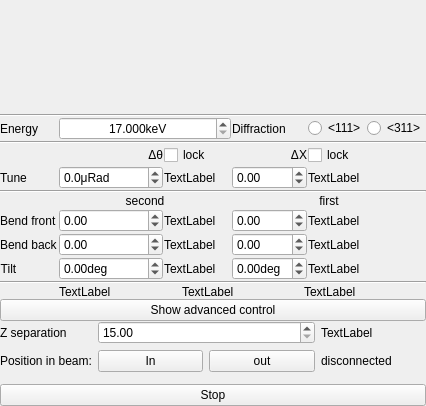
Old version of the form mono/monoGui/monoGui.ui in the repository MatthewJCameron/imbl.
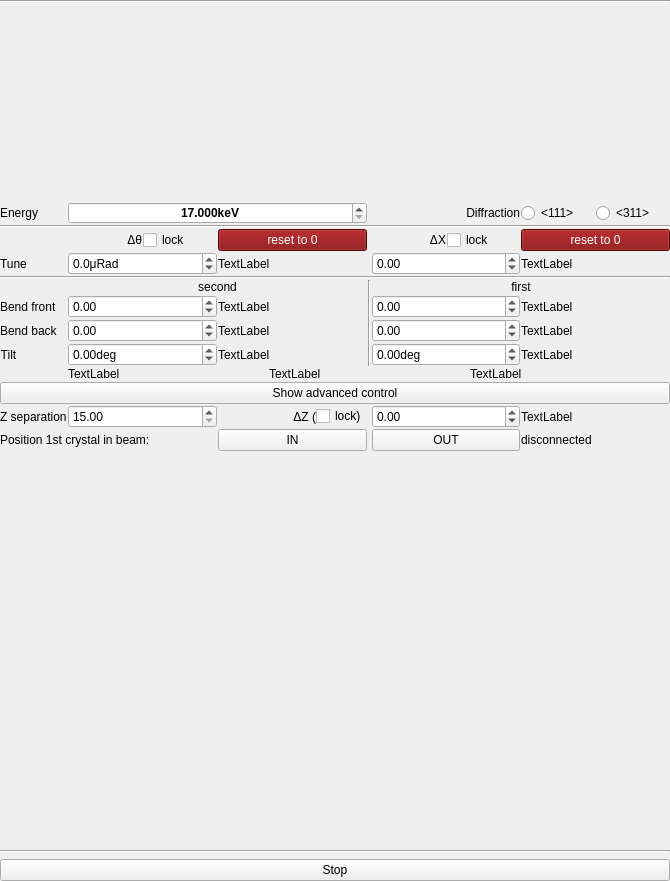
New version of the form. Icons and pictures are not drawn. Custom widgets are drawn as their Qt base class.

Patch:
```diff
--- a/mono/monoGui/monoGui.ui
+++ b/mono/monoGui/monoGui.ui
@@ -6,8 +6,8 @@
    <rect>
     <x>0</x>
     <y>0</y>
-    <width>426</width>
-    <height>406</height>
+    <width>670</width>
+    <height>881</height>
    </rect>
   </property>
   <property name="sizePolicy">
@@ -23,25 +23,6 @@
    <property name="margin">
     <number>0</number>
    </property>
-   <item>
-    <widget class="QWidget" name="scheme" native="true">
-     <property name="sizePolicy">
-      <sizepolicy hsizetype="Preferred" vsizetype="Preferred">
-       <horstretch>0</horstretch>
-       <verstretch>1</verstretch>
-      </sizepolicy>
-     </property>
-     <property name="minimumSize">
-      <size>
-       <width>0</width>
-       <height>100</height>
-      </size>
-     </property>
-     <property name="styleSheet">
-      <string notr="true">image: url(:/mono-scheme.png);</string>
-     </property>
-    </widget>
-   </item>
    <item>
     <widget class="QWidget" name="mainWidget" native="true">
      <layout class="QVBoxLayout" name="verticalLayout_2">
@@ -63,41 +44,166 @@
         <property name="spacing">
          <number>1</number>
         </property>
-        <item row="3" column="4">
-         <widget class="QCheckBox" name="lockX">
-          <property name="toolTip">
-           <string>Keep value on energy change</string>
-          </property>
-          <property name="text">
-           <string>lock</string>
+        <item row="14" column="0" colspan="6">
+         <widget class="QMotorStack" name="motors" native="true">
+          <property name="sizePolicy">
+           <sizepolicy hsizetype="Preferred" vsizetype="Preferred">
+            <horstretch>0</horstretch>
+            <verstretch>2</verstretch>
+           </sizepolicy>
           </property>
          </widget>
         </item>
-        <item row="3" column="1">
-         <widget class="QLabel" name="label_2">
-          <property name="text">
-           <string>Δθ</string>
-          </property>
-          <property name="alignment">
-           <set>Qt::AlignRight|Qt::AlignTrailing|Qt::AlignVCenter</set>
-          </property>
+        <item row="12" column="2">
+         <widget class="QWidget" name="widget" native="true">
+          <layout class="QHBoxLayout" name="horizontalLayout_2">
+           <property name="spacing">
+            <number>0</number>
+           </property>
+           <property name="margin">
+            <number>0</number>
+           </property>
+           <item>
+            <widget class="QLabel" name="label_3">
+             <property name="sizePolicy">
+              <sizepolicy hsizetype="Preferred" vsizetype="Preferred">
+               <horstretch>1</horstretch>
+               <verstretch>0</verstretch>
+              </sizepolicy>
+             </property>
+             <property name="text">
+              <string>ΔZ (</string>
+             </property>
+             <property name="alignment">
+              <set>Qt::AlignRight|Qt::AlignTrailing|Qt::AlignVCenter</set>
+             </property>
+            </widget>
+           </item>
+           <item>
+            <widget class="QCheckBox" name="lockDZ">
+             <property name="toolTip">
+              <string>Lock Z tweak on Z separation change</string>
+             </property>
+             <property name="text">
+              <string>lock)</string>
+             </property>
+            </widget>
+           </item>
+          </layout>
          </widget>
         </item>
         <item row="3" column="2">
-         <widget class="QCheckBox" name="lockBragg">
+         <widget class="QPushButton" name="bigDBrag">
           <property name="toolTip">
-           <string>Keep value on energy change</string>
+           <string>The tune value is meaninglessly big</string>
           </property>
+          <property name="styleSheet">
+           <string notr="true">background-color: rgb(128, 0, 2);
+color: rgb(255, 255, 255);</string>
+          </property>
           <property name="text">
-           <string>lock</string>
+           <string>reset to 0</string>
           </property>
          </widget>
         </item>
-        <item row="0" column="1" colspan="2">
+        <item row="13" column="4">
+         <widget class="QPushButton" name="moveOut">
+          <property name="text">
+           <string>OUT</string>
+          </property>
+         </widget>
+        </item>
+        <item row="13" column="2">
+         <widget class="QPushButton" name="moveIn">
+          <property name="text">
+           <string>IN</string>
+          </property>
+         </widget>
+        </item>
+        <item row="3" column="4">
+         <layout class="QHBoxLayout" name="horizontalLayout_4">
+          <item>
+           <widget class="QLabel" name="label_4">
+            <property name="text">
+             <string>ΔX</string>
+            </property>
+            <property name="alignment">
+             <set>Qt::AlignRight|Qt::AlignTrailing|Qt::AlignVCenter</set>
+            </property>
+           </widget>
+          </item>
+          <item>
+           <widget class="QCheckBox" name="lockX">
+            <property name="toolTip">
+             <string>Keep value on energy change</string>
+            </property>
+            <property name="text">
+             <string>lock</string>
+            </property>
+           </widget>
+          </item>
+         </layout>
+        </item>
+        <item row="8" column="5">
+         <widget class="QLabel" name="readB1B">
+          <property name="text">
+           <string>TextLabel</string>
+          </property>
+         </widget>
+        </item>
+        <item row="7" column="5">
+         <widget class="QLabel" name="readB1F">
+          <property name="text">
+           <string>TextLabel</string>
+          </property>
+         </widget>
+        </item>
+        <item row="5" column="0" colspan="6">
+         <widget class="Line" name="line_2">
+          <property name="orientation">
+           <enum>Qt::Horizontal</enum>
+          </property>
+         </widget>
+        </item>
+        <item row="4" column="5">
+         <widget class="QLabel" name="readDX">
+          <property name="text">
+           <string>TextLabel</string>
+          </property>
+         </widget>
+        </item>
+        <item row="7" column="1">
+         <widget class="Tuner" name="bend2front">
+          <property name="minimum">
+           <double>-10.000000000000000</double>
+          </property>
+          <property name="maximum">
+           <double>10.000000000000000</double>
+          </property>
+         </widget>
+        </item>
+        <item row="1" column="0">
+         <widget class="QLabel" name="label">
+          <property name="text">
+           <string>Energy</string>
+          </property>
+         </widget>
+        </item>
+        <item row="8" column="0">
+         <widget class="QLabel" name="label_6">
+          <property name="text">
+           <string>Bend back</string>
+          </property>
+         </widget>
+        </item>
+        <item row="1" column="1" colspan="2">
          <widget class="QDoubleSpinBox" name="energy">
           <property name="toolTip">
            <string>Photon energy</string>
           </property>
+          <property name="styleSheet">
+           <string notr="true">font: bold;</string>
+          </property>
           <property name="alignment">
            <set>Qt::AlignCenter</set>
           </property>
@@ -115,7 +221,78 @@
           </property>
          </widget>
         </item>
-        <item row="6" column="3" colspan="2">
+        <item row="4" column="0">
+         <widget class="QLabel" name="label_11">
+          <property name="sizePolicy">
+           <sizepolicy hsizetype="Fixed" vsizetype="Preferred">
+            <horstretch>0</horstretch>
+            <verstretch>0</verstretch>
+           </sizepolicy>
+          </property>
+          <property name="text">
+           <string>Tune</string>
+          </property>
+         </widget>
+        </item>
+        <item row="8" column="1">
+         <widget class="Tuner" name="bend2back">
+          <property name="minimum">
+           <double>-10.000000000000000</double>
+          </property>
+          <property name="maximum">
+           <double>10.000000000000000</double>
+          </property>
+         </widget>
+        </item>
+        <item row="9" column="2">
+         <widget class="QLabel" name="readTilt2">
+          <property name="text">
+           <string>TextLabel</string>
+          </property>
+         </widget>
+        </item>
+        <item row="8" column="2">
+         <widget class="QLabel" name="readB2B">
+          <property name="text">
+           <string>TextLabel</string>
+          </property>
+         </widget>
+        </item>
+        <item row="1" column="4">
+         <widget class="QLabel" name="label_5">
+          <property name="text">
+           <string>Diffraction</string>
+          </property>
+          <property name="alignment">
+           <set>Qt::AlignRight|Qt::AlignTrailing|Qt::AlignVCenter</set>
+          </property>
+         </widget>
+        </item>
+        <item row="6" column="1" colspan="2">
+         <widget class="QLabel" name="label_8">
+          <property name="text">
+           <string>second</string>
+          </property>
+          <property name="alignment">
+           <set>Qt::AlignCenter</set>
+          </property>
+         </widget>
+        </item>
+        <item row="9" column="5">
+         <widget class="QLabel" name="readTilt1">
+          <property name="text">
+           <string>TextLabel</string>
+          </property>
+         </widget>
+        </item>
+        <item row="2" column="0" colspan="6">
+         <widget class="Line" name="line">
+          <property name="orientation">
+           <enum>Qt::Horizontal</enum>
+          </property>
+         </widget>
+        </item>
+        <item row="6" column="4" colspan="2">
          <widget class="QLabel" name="label_9">
           <property name="text">
            <string>first</string>
@@ -125,17 +302,20 @@
           </property>
          </widget>
         </item>
-        <item row="2" column="0" colspan="5">
-         <widget class="Line" name="line">
-          <property name="orientation">
-           <enum>Qt::Horizontal</enum>
+        <item row="4" column="2">
+         <widget class="QLabel" name="readBragg">
+          <property name="text">
+           <string>TextLabel</string>
           </property>
          </widget>
         </item>
-        <item row="0" column="0">
-         <widget class="QLabel" name="label">
-          <property name="text">
-           <string>Energy</string>
+        <item row="4" column="4">
+         <widget class="Tuner" name="tuneX">
+          <property name="minimum">
+           <double>-5.000000000000000</double>
+          </property>
+          <property name="maximum">
+           <double>5.000000000000000</double>
           </property>
          </widget>
         </item>
@@ -152,31 +332,67 @@
           </property>
          </widget>
         </item>
-        <item row="6" column="1" colspan="2">
-         <widget class="QLabel" name="label_8">
+        <item row="7" column="2">
+         <widget class="QLabel" name="readB2F">
           <property name="text">
-           <string>second</string>
+           <string>TextLabel</string>
+          </property>
+         </widget>
+        </item>
+        <item row="3" column="1">
+         <layout class="QHBoxLayout" name="horizontalLayout_3">
+          <item>
+           <widget class="QLabel" name="label_2">
+            <property name="text">
+             <string>Δθ</string>
+            </property>
+            <property name="alignment">
+             <set>Qt::AlignRight|Qt::AlignTrailing|Qt::AlignVCenter</set>
+            </property>
+           </widget>
+          </item>
+          <item>
+           <widget class="QCheckBox" name="lockBragg">
+            <property name="toolTip">
+             <string>Keep value on energy change</string>
+            </property>
+            <property name="text">
+             <string>lock</string>
+            </property>
+           </widget>
+          </item>
+         </layout>
+        </item>
+        <item row="9" column="1">
+         <widget class="Tuner" name="tilt2">
+          <property name="suffix">
+           <string>deg</string>
+          </property>
+          <property name="minimum">
+           <double>-3.000000000000000</double>
+          </property>
+          <property name="maximum">
+           <double>3.000000000000000</double>
+          </property>
+         </widget>
+        </item>
+        <item row="9" column="0">
+         <widget class="QLabel" name="label_10">
+          <property name="sizePolicy">
+           <sizepolicy hsizetype="Fixed" vsizetype="Preferred">
+            <horstretch>0</horstretch>
+            <verstretch>0</verstretch>
+           </sizepolicy>
+          </property>
+          <property name="text">
+           <string>Tilt</string>
           </property>
           <property name="alignment">
            <set>Qt::AlignCenter</set>
           </property>
          </widget>
         </item>
-        <item row="8" column="0">
-         <widget class="QLabel" name="label_6">
-          <property name="text">
-           <string>Bend back</string>
-          </property>
-         </widget>
-        </item>
-        <item row="0" column="3">
-         <widget class="QLabel" name="label_5">
-          <property name="text">
-           <string>Diffraction</string>
-          </property>
-         </widget>
-        </item>
-        <item row="0" column="4">
+        <item row="1" column="5">
          <layout class="QHBoxLayout" name="horizontalLayout">
           <item>
            <widget class="QRadioButton" name="si111">
@@ -187,7 +403,7 @@
              <string>&lt;111&gt;</string>
             </property>
             <attribute name="buttonGroup">
-             <string>diffractions</string>
+             <string notr="true">diffractions</string>
             </attribute>
            </widget>
           </item>
@@ -200,23 +416,13 @@
              <string>&lt;311&gt;</string>
             </property>
             <attribute name="buttonGroup">
-             <string>diffractions</string>
+             <string notr="true">diffractions</string>
             </attribute>
            </widget>
           </item>
          </layout>
         </item>
-        <item row="8" column="3">
-         <widget class="Tuner" name="bend1back">
-          <property name="minimum">
-           <double>-10.000000000000000</double>
-          </property>
-          <property name="maximum">
-           <double>10.000000000000000</double>
-          </property>
-         </widget>
-        </item>
-        <item row="7" column="3">
+        <item row="7" column="4">
          <widget class="Tuner" name="bend1front">
           <property name="minimum">
            <double>-10.000000000000000</double>
@@ -226,23 +432,33 @@
           </property>
          </widget>
         </item>
-        <item row="5" column="0" colspan="5">
-         <widget class="Line" name="line_2">
+        <item row="12" column="4">
+         <widget class="Tuner" name="tuneZ">
+          <property name="minimum">
+           <double>-5.000000000000000</double>
+          </property>
+          <property name="maximum">
+           <double>5.000000000000000</double>
+          </property>
+          <property name="singleStep">
+           <double>0.000000000000000</double>
+          </property>
+         </widget>
+        </item>
+        <item row="15" column="0" colspan="6">
+         <widget class="Line" name="line_7">
           <property name="orientation">
            <enum>Qt::Horizontal</enum>
           </property>
          </widget>
         </item>
-        <item row="10" column="1">
-         <widget class="Tuner" name="tilt2">
-          <property name="suffix">
-           <string>deg</string>
-          </property>
+        <item row="8" column="4">
+         <widget class="Tuner" name="bend1back">
           <property name="minimum">
-           <double>-3.000000000000000</double>
+           <double>-10.000000000000000</double>
           </property>
           <property name="maximum">
-           <double>3.000000000000000</double>
+           <double>10.000000000000000</double>
           </property>
          </widget>
         </item>
@@ -262,53 +478,7 @@
           </property>
          </widget>
         </item>
-        <item row="8" column="1">
-         <widget class="Tuner" name="bend2back">
-          <property name="minimum">
-           <double>-10.000000000000000</double>
-          </property>
-          <property name="maximum">
-           <double>10.000000000000000</double>
-          </property>
-         </widget>
-        </item>
-        <item row="10" column="0">
-         <widget class="QLabel" name="label_10">
-          <property name="sizePolicy">
-           <sizepolicy hsizetype="Fixed" vsizetype="Preferred">
-            <horstretch>0</horstretch>
-            <verstretch>0</verstretch>
-           </sizepolicy>
-          </property>
-          <property name="text">
-           <string>Tilt</string>
-          </property>
-          <property name="alignment">
-           <set>Qt::AlignCenter</set>
-          </property>
-         </widget>
-        </item>
-        <item row="3" column="3">
-         <widget class="QLabel" name="label_4">
-          <property name="text">
-           <string>ΔX</string>
-          </property>
-          <property name="alignment">
-           <set>Qt::AlignRight|Qt::AlignTrailing|Qt::AlignVCenter</set>
-          </property>
-         </widget>
-        </item>
-        <item row="4" column="3">
-         <widget class="Tuner" name="tuneX">
-          <property name="minimum">
-           <double>-5.000000000000000</double>
-          </property>
-          <property name="maximum">
-           <double>5.000000000000000</double>
-          </property>
-         </widget>
-        </item>
-        <item row="10" column="3">
+        <item row="9" column="4">
          <widget class="Tuner" name="tilt1">
           <property name="suffix">
            <string>deg</string>
@@ -321,8 +491,22 @@
           </property>
          </widget>
         </item>
-        <item row="4" column="0">
-         <widget class="QLabel" name="label_11">
+        <item row="6" column="3" rowspan="4">
+         <widget class="Line" name="line_3">
+          <property name="orientation">
+           <enum>Qt::Vertical</enum>
+          </property>
+         </widget>
+        </item>
+        <item row="11" column="0" colspan="6">
+         <widget class="QPushButton" name="advanced_pb">
+          <property name="text">
+           <string>Show advanced control</string>
+          </property>
+         </widget>
+        </item>
+        <item row="13" column="0" colspan="2">
+         <widget class="QLabel" name="label_14">
           <property name="sizePolicy">
            <sizepolicy hsizetype="Fixed" vsizetype="Preferred">
             <horstretch>0</horstretch>
@@ -330,78 +514,76 @@
            </sizepolicy>
           </property>
           <property name="text">
-           <string>Tune</string>
+           <string>Position 1st crystal in beam:</string>
           </property>
          </widget>
         </item>
-        <item row="7" column="2">
-         <widget class="QLabel" name="readB2F">
+        <item row="12" column="0">
+         <widget class="QLabel" name="label_7">
           <property name="text">
-           <string>TextLabel</string>
+           <string>Z separation</string>
           </property>
          </widget>
         </item>
-        <item row="8" column="2">
-         <widget class="QLabel" name="readB2B">
+        <item row="12" column="5">
+         <widget class="QLabel" name="readDZ">
           <property name="text">
            <string>TextLabel</string>
           </property>
          </widget>
         </item>
-        <item row="10" column="2">
-         <widget class="QLabel" name="readTilt2">
+        <item row="13" column="5">
+         <widget class="QLabel" name="currentInOut">
           <property name="text">
-           <string>TextLabel</string>
+           <string>disconnected</string>
           </property>
          </widget>
         </item>
-        <item row="4" column="2">
-         <widget class="QLabel" name="readBragg">
-          <property name="text">
-           <string>TextLabel</string>
-          </property>
-         </widget>
-        </item>
-        <item row="4" column="4">
-         <widget class="QLabel" name="readDX">
-          <property name="text">
-           <string>TextLabel</string>
-          </property>
-         </widget>
-        </item>
-        <item row="8" column="4">
-         <widget class="QLabel" name="readB1B">
-          <property name="text">
-           <string>TextLabel</string>
-          </property>
-         </widget>
-        </item>
-        <item row="10" column="4">
-         <widget class="QLabel" name="readTilt1">
-          <property name="text">
-           <string>TextLabel</string>
-          </property>
-         </widget>
-        </item>
-        <item row="7" column="1">
-         <widget class="Tuner" name="bend2front">
+        <item row="12" column="1">
+         <widget class="QMDoubleSpinBox" name="zSeparation">
           <property name="minimum">
-           <double>-10.000000000000000</double>
+           <double>15.000000000000000</double>
           </property>
           <property name="maximum">
-           <double>10.000000000000000</double>
+           <double>35.000000000000000</double>
           </property>
          </widget>
         </item>
-        <item row="7" column="4">
-         <widget class="QLabel" name="readB1F">
+        <item row="3" column="5">
+         <widget class="QPushButton" name="bigDX">
+          <property name="toolTip">
+           <string>The tune value is meaninglessly big</string>
+          </property>
+          <property name="styleSheet">
+           <string notr="true">background-color: rgb(128, 0, 2);
+color: rgb(255, 255, 255);</string>
+          </property>
           <property name="text">
-           <string>TextLabel</string>
+           <string>reset to 0</string>
           </property>
          </widget>
         </item>
-        <item row="12" column="1" colspan="4">
-         <layout class="QHBoxLayout" name="horizontalLayout_2">
+        <item row="0" column="0" colspan="6">
+         <widget class="QWidget" name="scheme" native="true">
+          <property name="sizePolicy">
+           <sizepolicy hsizetype="Preferred" vsizetype="Preferred">
+            <horstretch>0</horstretch>
+            <verstretch>1</verstretch>
+           </sizepolicy>
+          </property>
+          <property name="minimumSize">
+           <size>
+            <width>0</width>
+            <height>100</height>
+           </size>
+          </property>
+          <property name="styleSheet">
+           <string notr="true">image: url(:/mono-scheme.png);</string>
+          </property>
+         </widget>
+        </item>
+        <item row="10" column="1" colspan="5">
+         <layout class="QHBoxLayout" name="horizontalLayout_5">
           <item>
            <widget class="QLabel" name="readBragg1">
             <property name="text">
@@ -425,99 +607,8 @@
           </item>
          </layout>
         </item>
-        <item row="11" column="0" colspan="5">
-         <widget class="Line" name="line_7">
-          <property name="orientation">
-           <enum>Qt::Horizontal</enum>
-          </property>
-         </widget>
-        </item>
        </layout>
       </item>
-      <item>
-       <widget class="QPushButton" name="advanced_pb">
-        <property name="text">
-         <string>Show advanced control</string>
-        </property>
-       </widget>
-      </item>
-      <item>
-       <widget class="QWidget" name="advanced" native="true">
-        <layout class="QGridLayout" name="gridLayout_2">
-         <property name="margin">
-          <number>0</number>
-         </property>
-         <item row="0" column="1" colspan="2">
-          <widget class="Tuner" name="z2tuner">
-           <property name="minimum">
-            <double>15.000000000000000</double>
-           </property>
-           <property name="maximum">
-            <double>35.000000000000000</double>
-           </property>
-          </widget>
-         </item>
-         <item row="1" column="0">
-          <widget class="QLabel" name="label_14">
-           <property name="sizePolicy">
-            <sizepolicy hsizetype="Fixed" vsizetype="Preferred">
-             <horstretch>0</horstretch>
-             <verstretch>0</verstretch>
-            </sizepolicy>
-           </property>
-           <property name="text">
-            <string>Position in beam:</string>
-           </property>
-          </widget>
-         </item>
-         <item row="0" column="0">
-          <widget class="QLabel" name="label_3">
-           <property name="text">
-            <string>Z separation</string>
-           </property>
-          </widget>
-         </item>
-         <item row="1" column="3">
-          <widget class="QLabel" name="currentInOut">
-           <property name="text">
-            <string>disconnected</string>
-           </property>
-          </widget>
-         </item>
-         <item row="1" column="1">
-          <widget class="QPushButton" name="moveIn">
-           <property name="text">
-            <string>In</string>
-           </property>
-          </widget>
-         </item>
-         <item row="1" column="2">
-          <widget class="QPushButton" name="moveOut">
-           <property name="text">
-            <string>out</string>
-           </property>
-          </widget>
-         </item>
-         <item row="0" column="3">
-          <widget class="QLabel" name="readZ2">
-           <property name="text">
-            <string>TextLabel</string>
-           </property>
-          </widget>
-         </item>
-         <item row="2" column="0" colspan="4">
-          <widget class="QMotorStack" name="motors" native="true">
-           <property name="sizePolicy">
-            <sizepolicy hsizetype="Preferred" vsizetype="Preferred">
-             <horstretch>0</horstretch>
-             <verstretch>2</verstretch>
-            </sizepolicy>
-           </property>
-          </widget>
-         </item>
-        </layout>
-       </widget>
-      </item>
      </layout>
     </widget>
    </item>
@@ -546,6 +637,15 @@
    <header location="global">qmotorstack.h</header>
    <container>1</container>
   </customwidget>
+  <customwidget>
+   <class>QMDoubleSpinBox</class>
+   <extends>QDoubleSpinBox</extends>
+   <header location="global">qtpvwidgets.h</header>
+   <slots>
+    <signal>valueEdited(double)</signal>
+    <signal>escaped()</signal>
+   </slots>
+  </customwidget>
  </customwidgets>
  <resources>
   <include location="monoGui.qrc"/>
```
